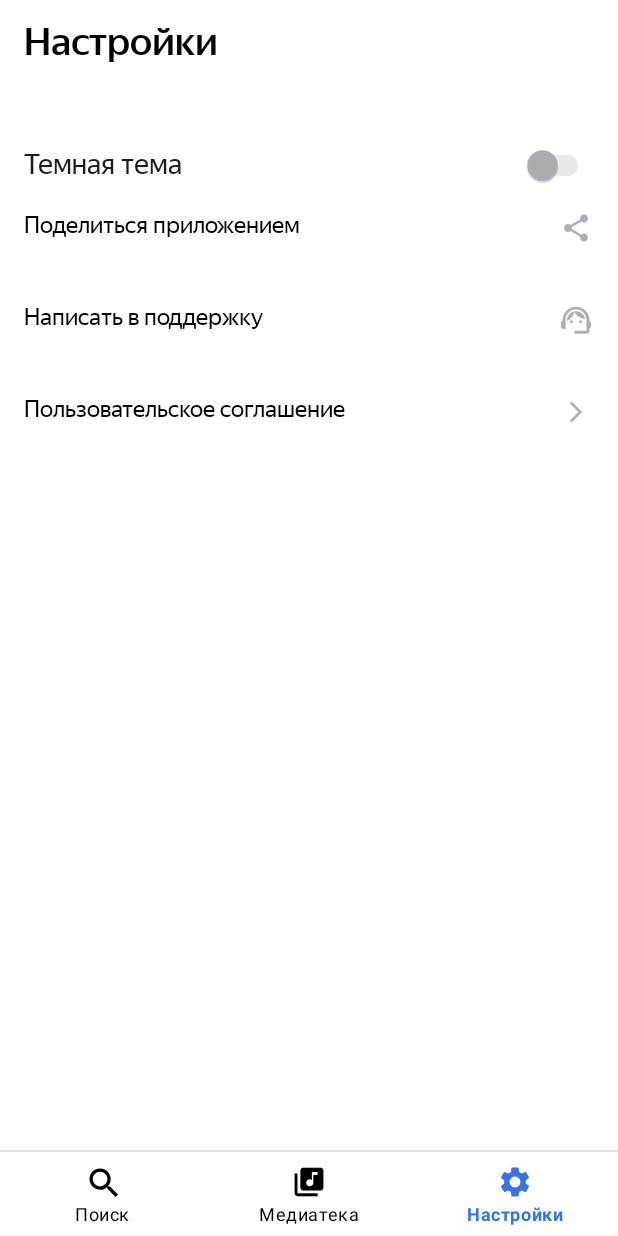
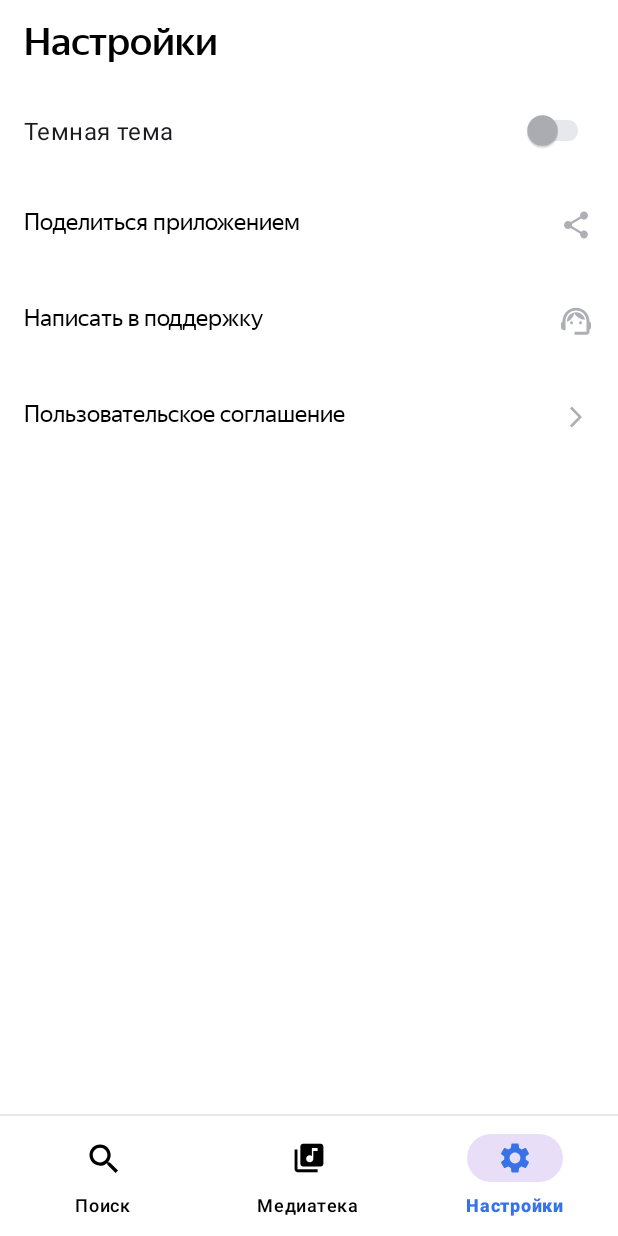
Before and after one commit to Sol0man/PlaylistMaker, an Android app: the SettingsFragment screen opened through its navigation route, on a phone screen of 412 x 824 dp. Run offline under Robolectric (Android 15) with nearby library versions, the phone set to English and light mode, and no system bars; our stand-ins replace navigation-ui; pictures from the network do not load.

Commit message:
Домашнее задание 20 спринта (исправил проблему с разными цветами экранов, также внес предложенные рекомендации по улучшению кода)

```diff
--- a/app/src/main/AndroidManifest.xml
+++ b/app/src/main/AndroidManifest.xml
@@ -14,7 +14,7 @@
         android:label="@string/app_name"
         android:roundIcon="@mipmap/ic_launcher_round"
         android:supportsRtl="true"
-        android:theme="@style/Theme.MaterialComponents.DayNight.NoActionBar"
+        android:theme="@style/Base.Theme.PlaylistMaker"
         tools:targetApi="31">
         <activity
             android:name=".presentation.ui.main.MainActivity"
--- a/app/src/main/res/layout/fragment_media.xml
+++ b/app/src/main/res/layout/fragment_media.xml
@@ -3,6 +3,7 @@
     xmlns:tools="http://schemas.android.com/tools"
     android:layout_width="match_parent"
     android:layout_height="match_parent"
+    style="@style/SettingsBackground"
     xmlns:app="http://schemas.android.com/apk/res-auto"
     tools:context=".presentation.ui.media.fragments.MediaFragment">
 
--- a/app/src/main/res/layout/fragment_settings.xml
+++ b/app/src/main/res/layout/fragment_settings.xml
@@ -2,9 +2,9 @@
 <LinearLayout xmlns:android="http://schemas.android.com/apk/res/android"
     xmlns:app="http://schemas.android.com/apk/res-auto"
     xmlns:tools="http://schemas.android.com/tools"
+    style="@style/SettingsBackground"
     android:layout_width="match_parent"
     android:layout_height="match_parent"
-    android:theme="@style/Base.Theme.SettingsTheme"
     android:orientation="vertical"
     tools:context=".presentation.ui.settings.fragment.SettingsFragment"
     >
@@ -21,81 +21,48 @@
         app:layout_constraintTop_toTopOf="parent"
         />
 
-    <LinearLayout
+    <com.google.android.material.switchmaterial.SwitchMaterial
+        android:id="@+id/themeSwitcher"
         android:layout_width="match_parent"
         android:layout_height="wrap_content"
-        android:layout_marginTop="@dimen/padding24"
-        android:minHeight="@dimen/padding60"
-        android:orientation="horizontal"
-        android:paddingHorizontal="@dimen/padding16">
+        style="@style/SwitchButton"
+        android:gravity="center_vertical"
+        android:paddingHorizontal="@dimen/padding16"
+        android:paddingVertical="@dimen/padding20"
+        android:text="@string/dark_theme"
+        android:textSize="@dimen/primary_text_size_16"
+        android:thumbTintMode="screen" />
 
-        <TextView
-            style="@style/SettingsTextColor"
-            android:layout_width="0dp"
-            android:layout_height="wrap_content"
-            android:layout_gravity="center"
-            android:layout_weight="1"
-            android:fontFamily="@font/ys_display_regular"
-            android:text="@string/dark_theme"
-            android:textSize="@dimen/primary_text_size_19"/>
+    <com.google.android.material.textview.MaterialTextView
+        android:id="@+id/share_button"
+        android:layout_width="match_parent"
+        android:layout_height="wrap_content"
+        style="@style/TextStyle"
+        android:drawableEnd="@drawable/share"
+        android:paddingHorizontal="@dimen/padding16"
+        android:paddingVertical="@dimen/padding20"
+        android:text="@string/share_app"
+        android:textSize="@dimen/primary_text_size_16" />
 
-        <androidx.appcompat.widget.SwitchCompat
-            android:id="@+id/themeSwitcher"
-            style="@style/SwitchButton"
-            android:layout_width="@dimen/button_switch_width"
-            android:layout_height="@dimen/button_switch_height"
-            android:layout_gravity="center" />
+    <com.google.android.material.textview.MaterialTextView
+        android:id="@+id/support_button"
+        android:layout_width="match_parent"
+        android:layout_height="wrap_content"
+        style="@style/TextStyle"
+        android:drawableEnd="@drawable/support"
+        android:paddingHorizontal="@dimen/padding16"
+        android:paddingVertical="@dimen/padding20"
+        android:text="@string/support"
+        android:textSize="@dimen/primary_text_size_16" />
 
-    </LinearLayout>
-
-    <FrameLayout
+    <com.google.android.material.textview.MaterialTextView
+        android:id="@+id/agreement_button"
         android:layout_width="match_parent"
-        android:layout_height="@dimen/frame_height"
-        android:paddingHorizontal="@dimen/side_indent">
-        <TextView
-            android:text="@string/share_app"
-            style="@style/TextStyle"
-            android:layout_gravity="start"
-            />
-        <ImageButton
-            android:id="@+id/share_button"
-            android:layout_width="@dimen/image_width"
-            android:layout_height="@dimen/image_height"
-            android:src="@drawable/share"
-            android:layout_gravity="end"/>
-    </FrameLayout>
-
-    <FrameLayout
-        android:layout_width="match_parent"
-        android:layout_height="@dimen/frame_height"
-        android:paddingHorizontal="@dimen/side_indent">
-        <TextView
-            android:text="@string/support"
-            style="@style/TextStyle"
-            android:layout_gravity="start"
-            />
-        <ImageButton
-            android:id="@+id/support_button"
-            android:layout_width="@dimen/image_width"
-            android:layout_height="@dimen/image_height"
-            android:src="@drawable/support"
-            android:layout_gravity="end"/>
-    </FrameLayout>
-
-    <FrameLayout
-        android:layout_width="match_parent"
-        android:layout_height="@dimen/frame_height"
-        android:paddingHorizontal="@dimen/side_indent">
-        <TextView
-            android:text="@string/user_agreement"
-            style="@style/TextStyle"
-            android:layout_gravity="start"
-            />
-        <ImageButton
-            android:id="@+id/agreement_button"
-            android:layout_width="@dimen/image_width"
-            android:layout_height="@dimen/image_height"
-            android:src="@drawable/agreement_forward"
-            android:layout_gravity="end"/>
-    </FrameLayout>
+        android:layout_height="wrap_content"
+        style="@style/TextStyle"
+        android:drawableEnd="@drawable/agreement_forward"
+        android:paddingHorizontal="@dimen/padding16"
+        android:paddingVertical="@dimen/padding20"
+        android:text="@string/user_agreement"
+        android:textSize="@dimen/primary_text_size_16" />
 </LinearLayout>
--- a/app/src/main/res/layout/media_favorite_fragment.xml
+++ b/app/src/main/res/layout/media_favorite_fragment.xml
@@ -3,7 +3,8 @@
     android:layout_width="match_parent"
     android:layout_height="match_parent"
     xmlns:app="http://schemas.android.com/apk/res-auto"
-    xmlns:tools="http://schemas.android.com/tools">
+    xmlns:tools="http://schemas.android.com/tools"
+    style="@style/SettingsBackground">
 
     <ImageView
         android:id="@+id/iv_message_image"
--- a/app/src/main/res/values-night/styles.xml
+++ b/app/src/main/res/values-night/styles.xml
@@ -2,10 +2,7 @@
 <resources>
 
     <style name="SettingsBackground">
-        <item name="android:background">@color/black</item>
-        <item name="android:textColor">@color/white</item>
-        <item name="backgroundTint">@color/black</item>
-        <item name="tint">@color/white</item>
+        <item name="android:background">@color/yp_black</item>
     </style>
 
     <style name="EditTextButtonStyle">
@@ -97,6 +94,7 @@
     <style name="tab_item_style_1">
         <item name="tabTextColor">@color/white</item>
         <item name="tabIndicatorColor">@color/white</item>
+        <item name="android:background">@color/yp_black</item>
     </style>
 
     <style name="toolbar_style">
--- a/app/src/main/res/values-night/themes.xml
+++ b/app/src/main/res/values-night/themes.xml
@@ -2,14 +2,7 @@
 <resources>
     <style name="Base.Theme.PlaylistMaker" parent="Theme.Material3.DayNight.NoActionBar">
         <!-- Customize your light theme here. -->
-        <item name="android:background">@color/black</item>
-        <item name="android:textColor">@color/black</item>
         <!-- <item name="colorPrimary">@color/my_light_primary</item> -->
-    </style>
-    <style name="Base.Theme.SettingsTheme" parent="Theme.Material3.DayNight.NoActionBar">
-        <item name="android:background">@color/black</item>
-        <item name="android:textColor">@color/white</item>
-        <item name="backgroundTint">@color/black</item>
-        <item name="tint">@color/white</item>
+        <item name="android:statusBarColor">@color/yp_black</item>
     </style>
 </resources>
--- a/app/src/main/res/values/styles.xml
+++ b/app/src/main/res/values/styles.xml
@@ -27,9 +27,7 @@
 
     <style name="SettingsBackground">
         <item name="android:background">@color/white</item>
-        <item name="android:textColor">@color/black</item>
-        <item name="backgroundTintMode">src_over</item>
-        <item name="backgroundTint">#80FFFFFF</item>
+
     </style>
 
     <style name="TextStyle">
@@ -114,6 +112,7 @@
     <style name="tab_item_style_1">
         <item name="tabTextColor">@color/black</item>
         <item name="tabIndicatorColor">@color/black</item>
+        <item name="android:background">@color/white</item>
     </style>
 
     <style name="toolbar_style">
--- a/app/src/main/res/values/themes.xml
+++ b/app/src/main/res/values/themes.xml
@@ -1,14 +1,9 @@
 <?xml version="1.0" encoding="utf-8"?>
 <resources>
     <style name="Base.Theme.PlaylistMaker" parent="Theme.Material3.DayNight.NoActionBar">
-        <item name="android:background">@color/yp_blue</item>
-        <item name="android:textColor">@color/black</item>
+        <item name="android:statusBarColor">@color/white</item>
+        <item name="android:windowLightStatusBar">true</item>
     </style>
 
-    <style name="Base.Theme.SettingsTheme" parent="Theme.Material3.DayNight.NoActionBar">
-        <item name="android:background">@color/white</item>
-        <item name="android:textColor">@color/black</item>
-        <item name="backgroundTintMode">src_over</item>
-        <item name="backgroundTint">#80FFFFFF</item>
-    </style>
+    <style name="Theme.PlaylistMaker" parent="Base.Theme.PlaylistMaker"/>
 </resources>
```
